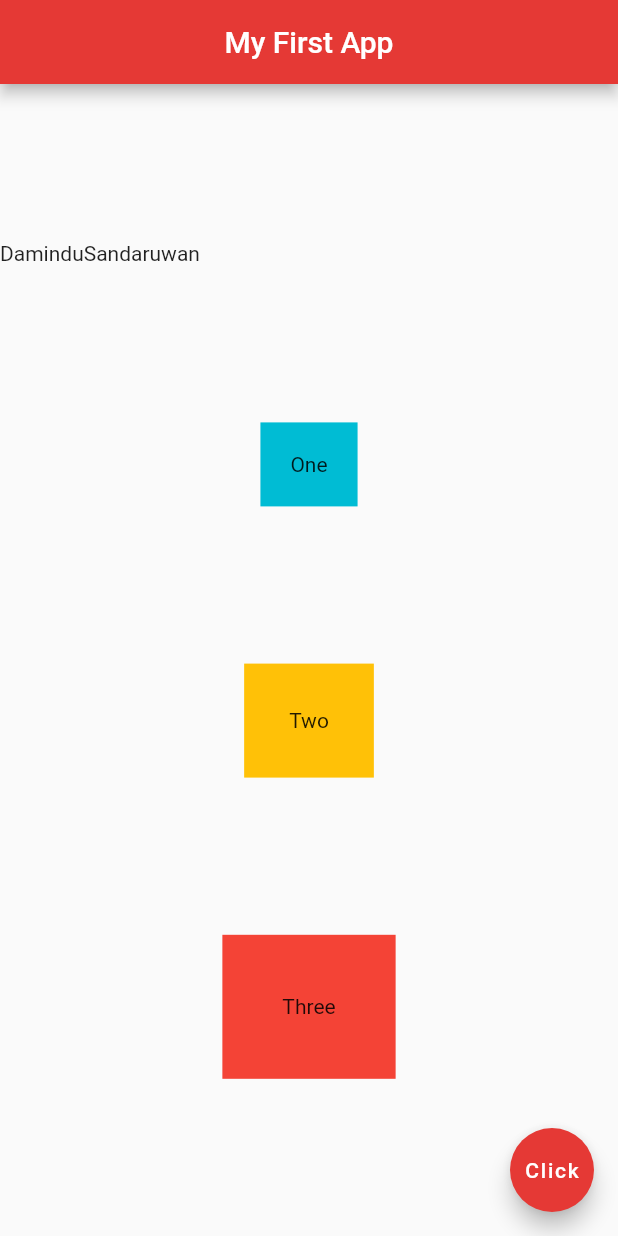
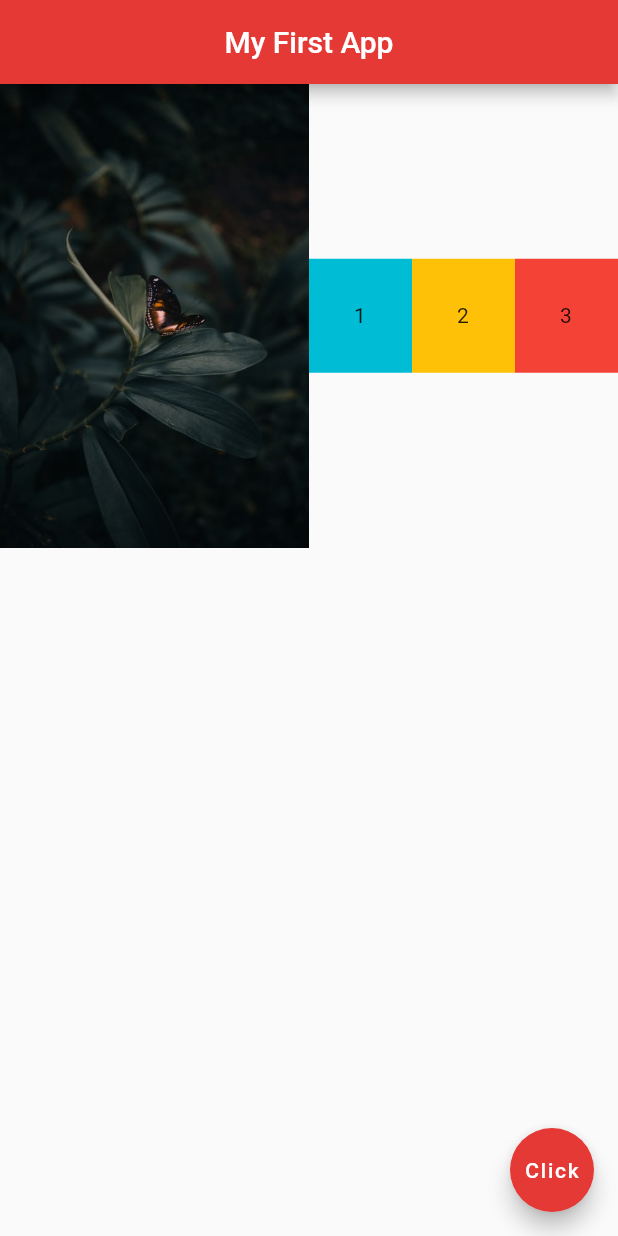
Before and after one commit to DaminduSandaruwan/FlutterMyApp, a Flutter app: the screen it shows after launch, on a phone screen of 412 x 824 dp. Run offline on Flutter 3.47's test engine with Material 2 defaults, Android fonts, the phone set to English and light mode, and no system bars.

Commit message:
Expanded Widgets

```diff
--- a/lib/main.dart
+++ b/lib/main.dart
@@ -14,30 +14,34 @@ class Home extends StatelessWidget {
         centerTitle: true,
         backgroundColor: Colors.red[600],
       ),
-      body: Column(
-        mainAxisAlignment: MainAxisAlignment.spaceEvenly,
-        crossAxisAlignment: CrossAxisAlignment.center ,
+      body: Row(
         children: <Widget>[
-          Row(
-            children: <Widget>[
-              Text("Damindu"),
-              Text("Sandaruwan"),
-            ],
+          Expanded(
+            flex: 3,
+              child: Image.asset('assets/img1.jpg')),
+          Expanded(
+            flex: 1,
+            child: Container(
+              padding: EdgeInsets.all(30.0),
+              color: Colors.cyan,
+              child: Text("1"),
+            ),
           ),
-          Container(
-            padding: EdgeInsets.all(20.0),
-            color: Colors.cyan,
-            child: Text("One"),
+          Expanded(
+            flex: 1,
+            child: Container(
+              padding: EdgeInsets.all(30.0),
+              color: Colors.amber,
+              child: Text("2"),
+            ),
           ),
-          Container(
-            padding: EdgeInsets.all(30.0),
-            color: Colors.amber,
-            child: Text("Two"),
-          ),
-          Container(
-            padding: EdgeInsets.all(40.0),
-            color: Colors.red,
-            child: Text("Three"),
+          Expanded(
+            flex: 1,
+            child: Container(
+              padding: EdgeInsets.all(30.0),
+              color: Colors.red,
+              child: Text("3"),
+            ),
           ),
         ],
       ),
```
